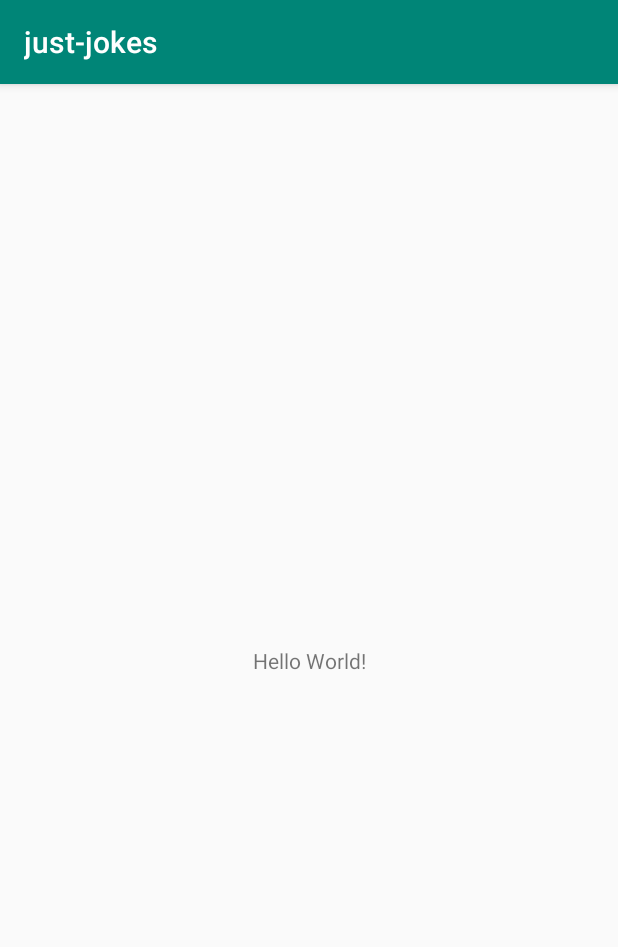
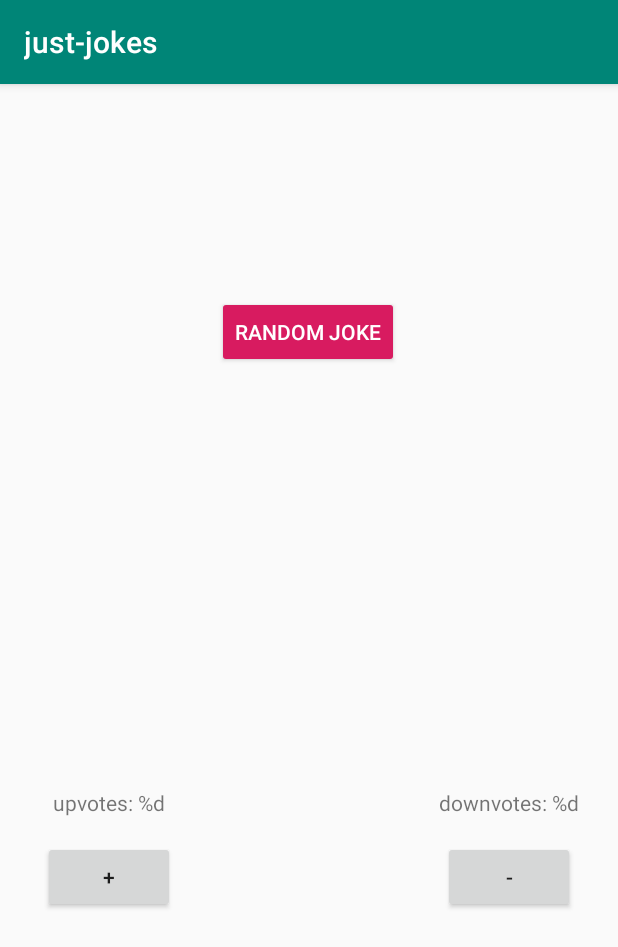
Before and after one commit to WeruSSia/just-jokes, an Android app: the screen it shows after launch (MainActivity), on a phone screen of 412 x 824 dp. Shown: the top 947 px of the screen. Run offline under Robolectric (Android 15) with nearby library versions, the light colour scheme and no system bars.

Commit message:
main activity layout

```diff
--- a/app/src/main/res/layout/activity_main.xml
+++ b/app/src/main/res/layout/activity_main.xml
@@ -6,13 +6,76 @@
     android:layout_height="match_parent"
     tools:context=".MainActivity">
 
-    <TextView
+    <Button
+        android:id="@+id/random_joke_button"
+        style="@style/Widget.AppCompat.Button.Colored"
         android:layout_width="wrap_content"
         android:layout_height="wrap_content"
-        android:text="Hello World!"
+        android:text="@string/random_joke"
         app:layout_constraintBottom_toBottomOf="parent"
-        app:layout_constraintLeft_toLeftOf="parent"
-        app:layout_constraintRight_toRightOf="parent"
-        app:layout_constraintTop_toTopOf="parent" />
+        app:layout_constraintEnd_toEndOf="parent"
+        app:layout_constraintHorizontal_bias="0.498"
+        app:layout_constraintStart_toStartOf="parent"
+        app:layout_constraintTop_toTopOf="parent"
+        app:layout_constraintVertical_bias="0.196" />
 
+    <TextView
+        android:id="@+id/random_joke_text_view"
+        android:layout_width="wrap_content"
+        android:layout_height="wrap_content"
+        android:layout_marginStart="16dp"
+        android:layout_marginTop="16dp"
+        android:layout_marginEnd="16dp"
+        android:textAlignment="center"
+        app:layout_constraintEnd_toEndOf="parent"
+        app:layout_constraintStart_toStartOf="parent"
+        app:layout_constraintTop_toBottomOf="@+id/random_joke_button" />
+
+    <TextView
+        android:id="@+id/upvotes_text_view"
+        android:layout_width="wrap_content"
+        android:layout_height="wrap_content"
+        android:layout_marginStart="16dp"
+        android:layout_marginTop="16dp"
+        android:layout_marginEnd="16dp"
+        android:layout_marginBottom="16dp"
+        android:text="@string/upvotes"
+        app:layout_constraintBottom_toBottomOf="parent"
+        app:layout_constraintEnd_toStartOf="@+id/random_joke_button"
+        app:layout_constraintStart_toStartOf="parent"
+        app:layout_constraintTop_toBottomOf="@+id/random_joke_button" />
+
+    <TextView
+        android:id="@+id/downvotes_text_view"
+        android:layout_width="wrap_content"
+        android:layout_height="wrap_content"
+        android:layout_marginStart="16dp"
+        android:layout_marginTop="16dp"
+        android:layout_marginEnd="16dp"
+        android:layout_marginBottom="16dp"
+        android:text="@string/downvotes"
+        app:layout_constraintBottom_toBottomOf="parent"
+        app:layout_constraintEnd_toEndOf="parent"
+        app:layout_constraintStart_toEndOf="@+id/random_joke_button"
+        app:layout_constraintTop_toBottomOf="@+id/random_joke_button" />
+
+    <Button
+        android:id="@+id/upvote_button"
+        android:layout_width="wrap_content"
+        android:layout_height="wrap_content"
+        android:layout_marginTop="16dp"
+        android:text="+"
+        app:layout_constraintEnd_toEndOf="@+id/upvotes_text_view"
+        app:layout_constraintStart_toStartOf="@+id/upvotes_text_view"
+        app:layout_constraintTop_toBottomOf="@+id/upvotes_text_view" />
+
+    <Button
+        android:id="@+id/downvote_button"
+        android:layout_width="wrap_content"
+        android:layout_height="wrap_content"
+        android:layout_marginTop="16dp"
+        android:text="-"
+        app:layout_constraintEnd_toEndOf="@+id/downvotes_text_view"
+        app:layout_constraintStart_toStartOf="@+id/downvotes_text_view"
+        app:layout_constraintTop_toBottomOf="@+id/downvotes_text_view" />
 </androidx.constraintlayout.widget.ConstraintLayout>
```
